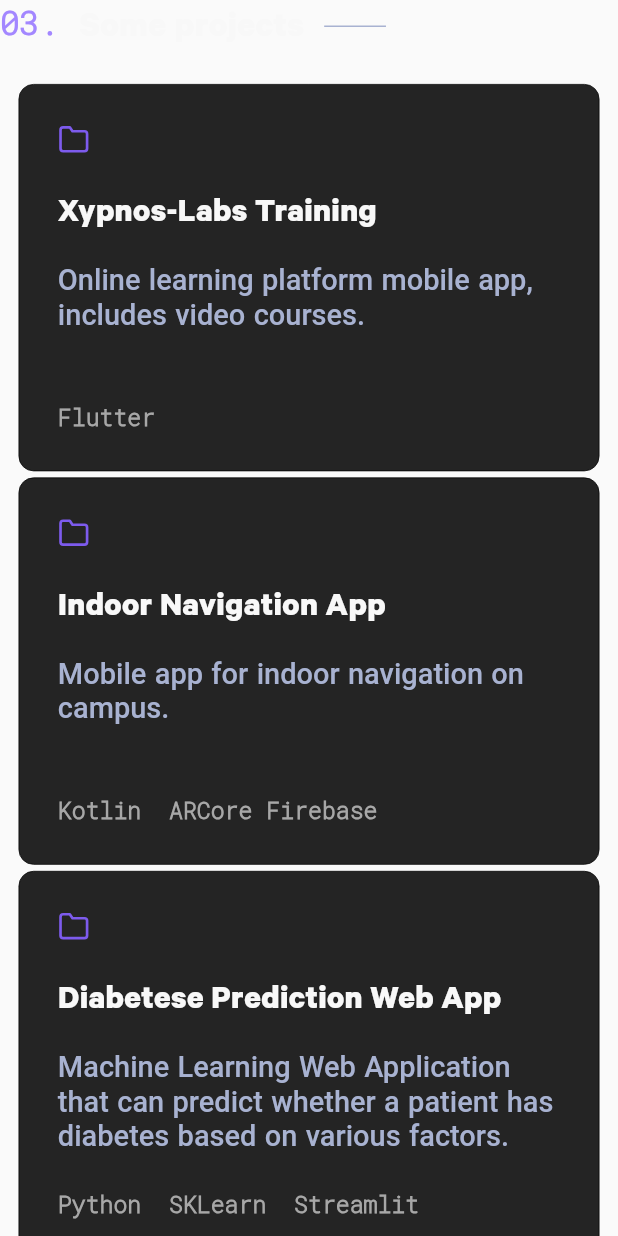
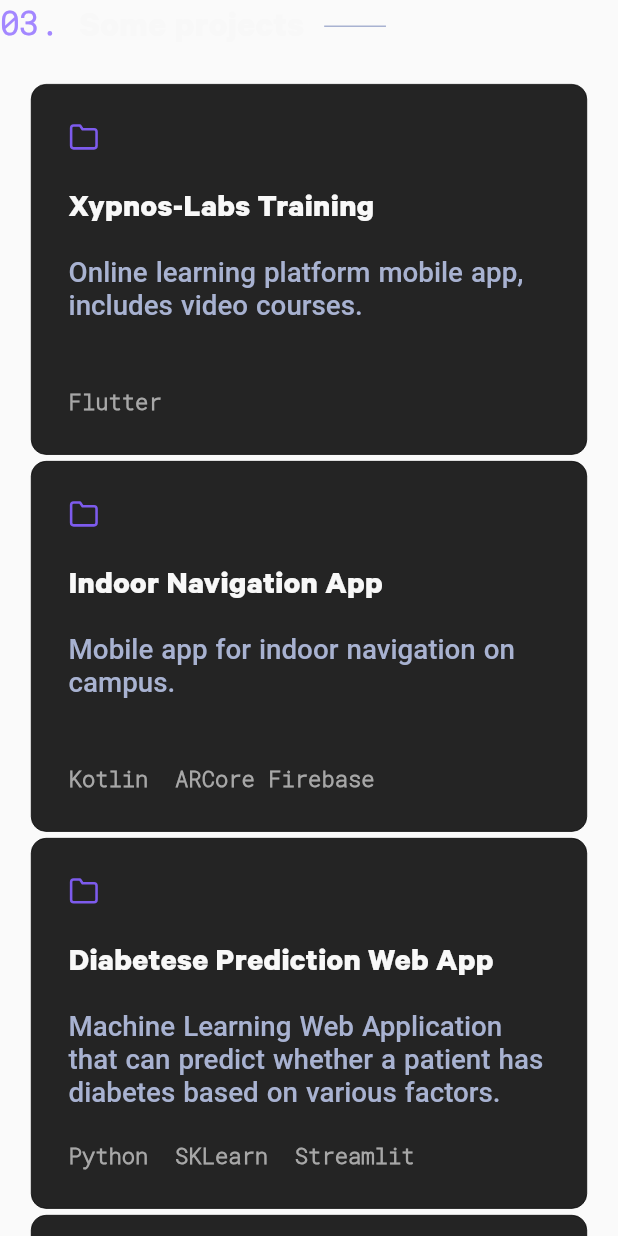
Before and after one commit to Sarraj-Sahar/Portfolio-SS, a Flutter app: the Projects widget shown alone on an empty page, opened directly with empty values, on a phone screen of 412 x 824 dp. Run offline on Flutter 3.47's test engine with Material 2 defaults, Android fonts, the phone set to English and light mode, and no system bars; our stand-ins replace flutter_feather_icons, lottie, scroll_to_index.

Commit message:
web index changes

```diff
--- a/lib/components/sections/4.Projects.dart
+++ b/lib/components/sections/4.Projects.dart
@@ -19,8 +19,8 @@
         Padding(
           padding: EdgeInsets.only(
               top: 26.0,
-              right: size.width * 0.03,
-              left: size.width * 0.03,
+              right: size.width * 0.05,
+              left: size.width * 0.05,
               bottom: size.height * 0.08),
           child: GridView.count(
             childAspectRatio: 1.5 / 1,
```
Also changed, not shown: 1 other file.
